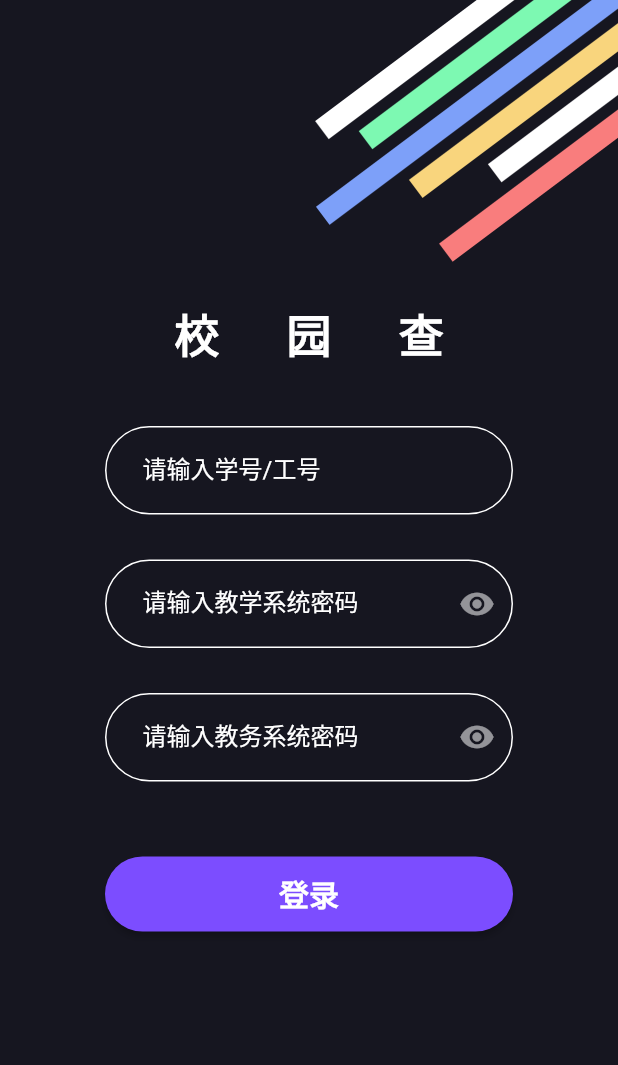
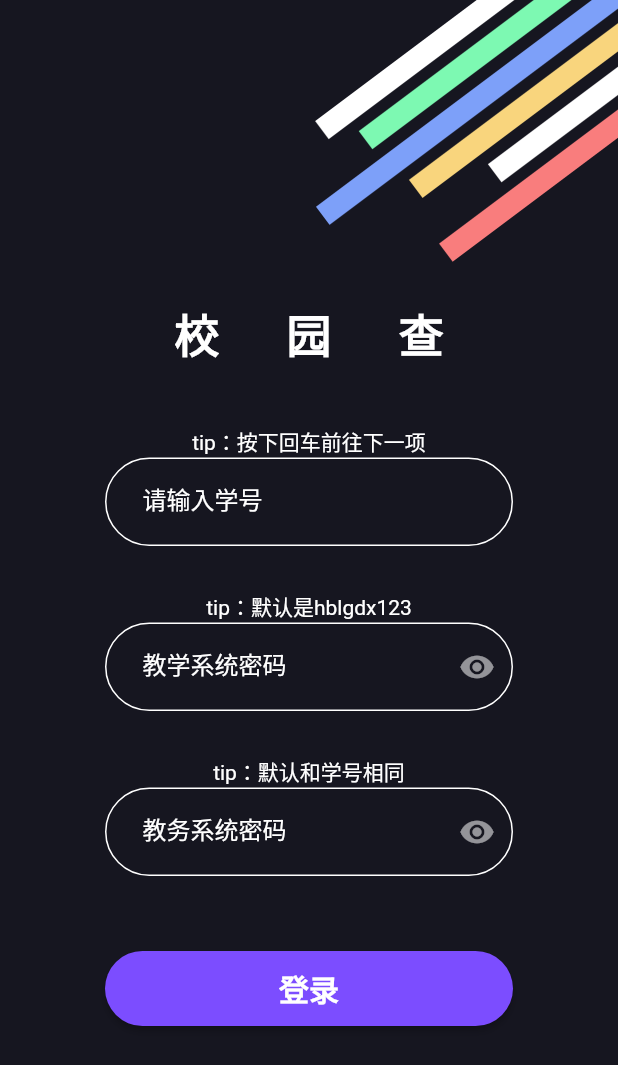
Before and after one commit to recallfuture/hblgdx, a Flutter app: the screen it shows after launch, on a phone screen of 412 x 824 dp. Shown: the top 1065 px of the screen. Run offline on Flutter 3.47's test engine with Material 2 defaults, Android fonts, the phone set to English and light mode, and no system bars; drawn by our look-alikes of oktoast; our stand-ins replace cookie_jar, dio, flutter_html, open_file, permission_handler, shared_preferences; missing offline and left inert: downloads_path_provider, flutter_sequence_animation, gbk2utf8, get_version; generated files the repository leaves out were written again; statements that could not run were skipped.

Commit message:
修复表单验证失败时无限转圈的错误

```diff
--- a/lib/pages/login_page.dart
+++ b/lib/pages/login_page.dart
@@ -57,10 +57,13 @@ class _LoginPageState extends State<LoginPage> {
                   SizedBox(height: 200.0),
                   buildTitle(),
                   SizedBox(height: 40.0),
+                  buildTip('按下回车前往下一项'),
                   buildUsernameTextField(context),
                   SizedBox(height: 30.0),
+                  buildTip('默认是hblgdx123'),
                   buildJxxtPasswordTextField(context),
                   SizedBox(height: 30.0),
+                  buildTip('默认和学号相同'),
                   buildJwxtPasswordTextField(context),
                   SizedBox(height: 50.0),
                   buildLoginButton(context),
@@ -85,6 +88,14 @@ class _LoginPageState extends State<LoginPage> {
     );
   }
 
+  Widget buildTip(String text) {
+    return Text(
+      'tip：' + text,
+      textAlign: TextAlign.center,
+      style: TextStyle(color: Colors.white),
+    );
+  }
+
   Widget buildUsernameTextField(BuildContext context) {
     return TextFormField(
       style: TextStyle(color: Colors.white),
@@ -98,7 +109,7 @@ class _LoginPageState extends State<LoginPage> {
           borderRadius: BorderRadius.circular(30),
           borderSide: new BorderSide(color: Colors.white),
         ),
-        labelText: '请输入学号/工号',
+        labelText: '请输入学号',
         labelStyle: TextStyle(color: Colors.white),
       ),
       validator: (String value) {
@@ -106,7 +117,7 @@ class _LoginPageState extends State<LoginPage> {
           _username = value;
         });
         if (value.isEmpty) {
-          return '请输入学号/工号';
+          return '不能为空';
         }
         return null;
       },
@@ -134,7 +145,7 @@ class _LoginPageState extends State<LoginPage> {
       },
       decoration: InputDecoration(
         contentPadding: EdgeInsets.symmetric(vertical: 20, horizontal: 25),
-        labelText: '请输入教学系统密码',
+        labelText: '教学系统密码',
         border: OutlineInputBorder(
           borderRadius: BorderRadius.all(Radius.circular(30)),
         ),
@@ -175,13 +186,13 @@ class _LoginPageState extends State<LoginPage> {
           _jwPassword = value;
         });
         if (value.isEmpty) {
-          return '密码不能为空';
+          return '不能为空';
         }
         return null;
       },
       decoration: InputDecoration(
         contentPadding: EdgeInsets.symmetric(vertical: 20, horizontal: 25),
-        labelText: '请输入教务系统密码',
+        labelText: '教务系统密码',
         border: OutlineInputBorder(
           borderRadius: BorderRadius.all(Radius.circular(30)),
         ),
@@ -205,7 +216,10 @@ class _LoginPageState extends State<LoginPage> {
           },
         ),
       ),
-      onEditingComplete: _onPressed,
+      onEditingComplete: () {
+        _jwPasswordFieldNode.unfocus();
+        _onPressed();
+      },
     );
   }
 
@@ -245,13 +259,15 @@ class _LoginPageState extends State<LoginPage> {
     if (this._waiting) {
       return;
     }
-    _startWait();
 
     // 检验表单数据
     if (!_formKey.currentState.validate()) {
       return;
     }
     _formKey.currentState.save();
+
+    // 放在后面防止无限转圈
+    _startWait();
 
     int code;
 
@@ -270,7 +286,6 @@ class _LoginPageState extends State<LoginPage> {
       _showToast('教学系统登录失败(${_errorCode[code]}，错误码$code)');
       return;
     }
-
 
     // 存储下来
     await DataStore.setIsSignedIn(true);
```
